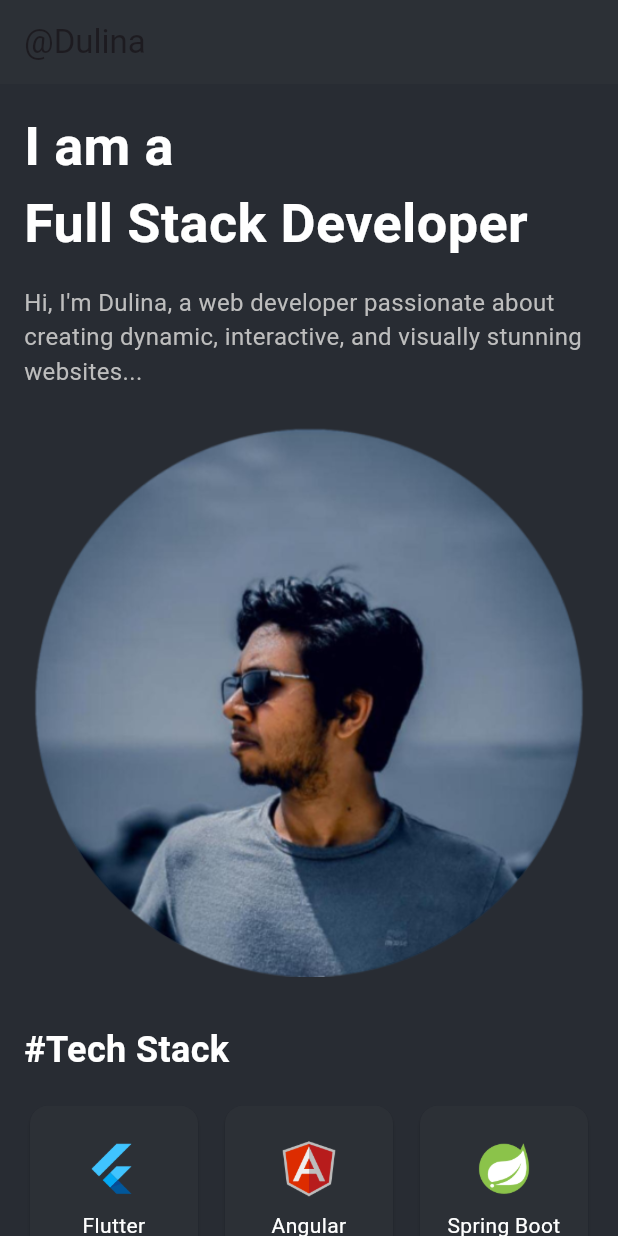
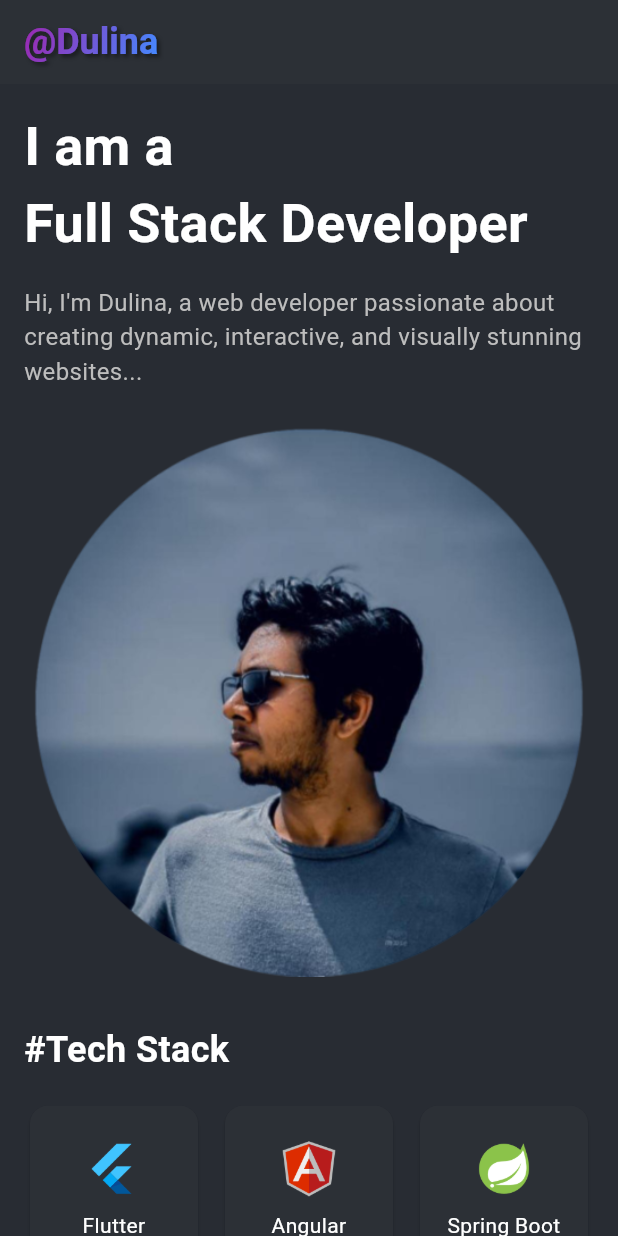
Before and after one commit to dulina2004/professional-profile-ui-flutter, a Flutter app: the screen it shows after launch, on a phone screen of 412 x 824 dp. Run offline on Flutter 3.47's test engine with Material 3 defaults, Android fonts, the phone set to English and light mode, and no system bars.

```diff
--- a/lib/main.dart
+++ b/lib/main.dart
@@ -24,7 +24,28 @@ class PortfolioPage extends StatelessWidget {
   Widget build(BuildContext context) {
     return Scaffold(
       appBar: AppBar(
-        title: Text('@Dulina'),
+        title: ShaderMask(
+          shaderCallback: (bounds) => LinearGradient(
+            colors: [Colors.purple, Colors.blueAccent],
+            begin: Alignment.topLeft,
+            end: Alignment.bottomRight,
+          ).createShader(bounds),
+          child: Text(
+            '@Dulina',
+            style: TextStyle(
+              fontSize: 24.0,
+              fontWeight: FontWeight.bold,
+              color: Colors.white, // This color will be overridden by the shader
+              shadows: [
+                Shadow(
+                  offset: Offset(2.0, 2.0),
+                  blurRadius: 3.0,
+                  color: Colors.black45,
+                ),
+              ],
+            ),
+          ),
+        ),
         backgroundColor: Color(0xFF2c3036),
       ),
       body: SingleChildScrollView(
```
Also changed, not shown: img.png (added), img_1.png (added), 1 other file.
